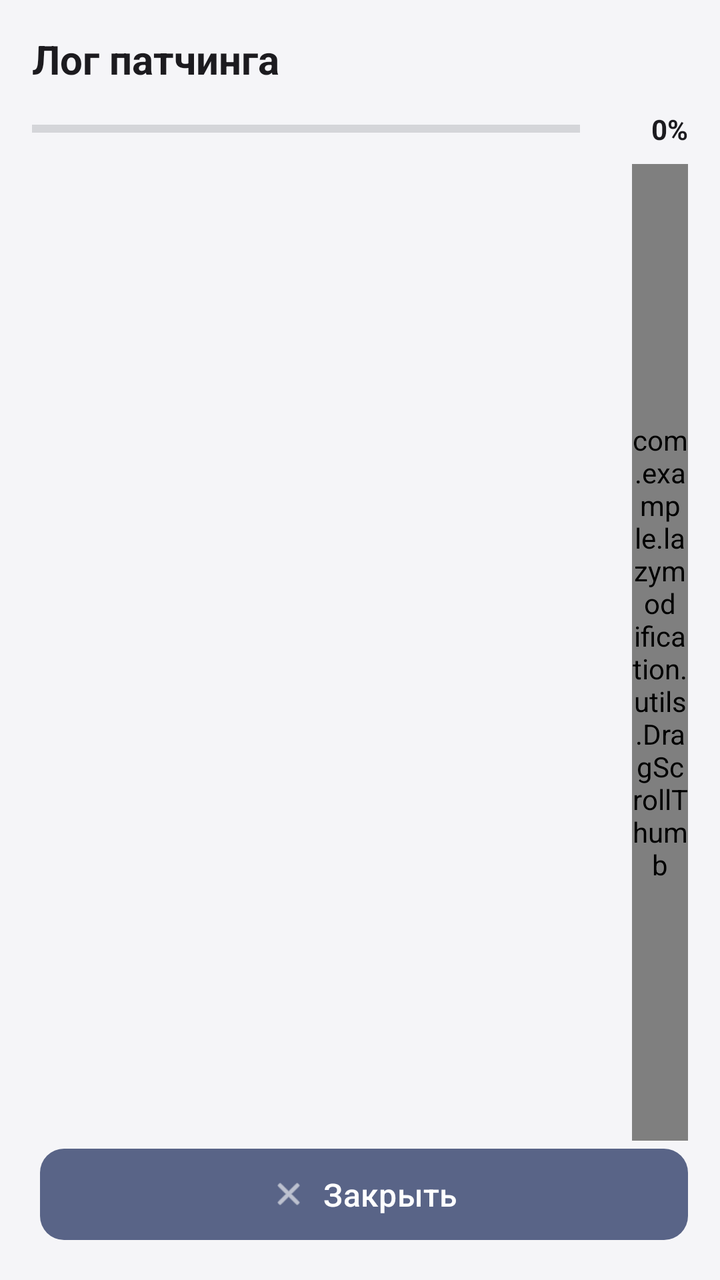
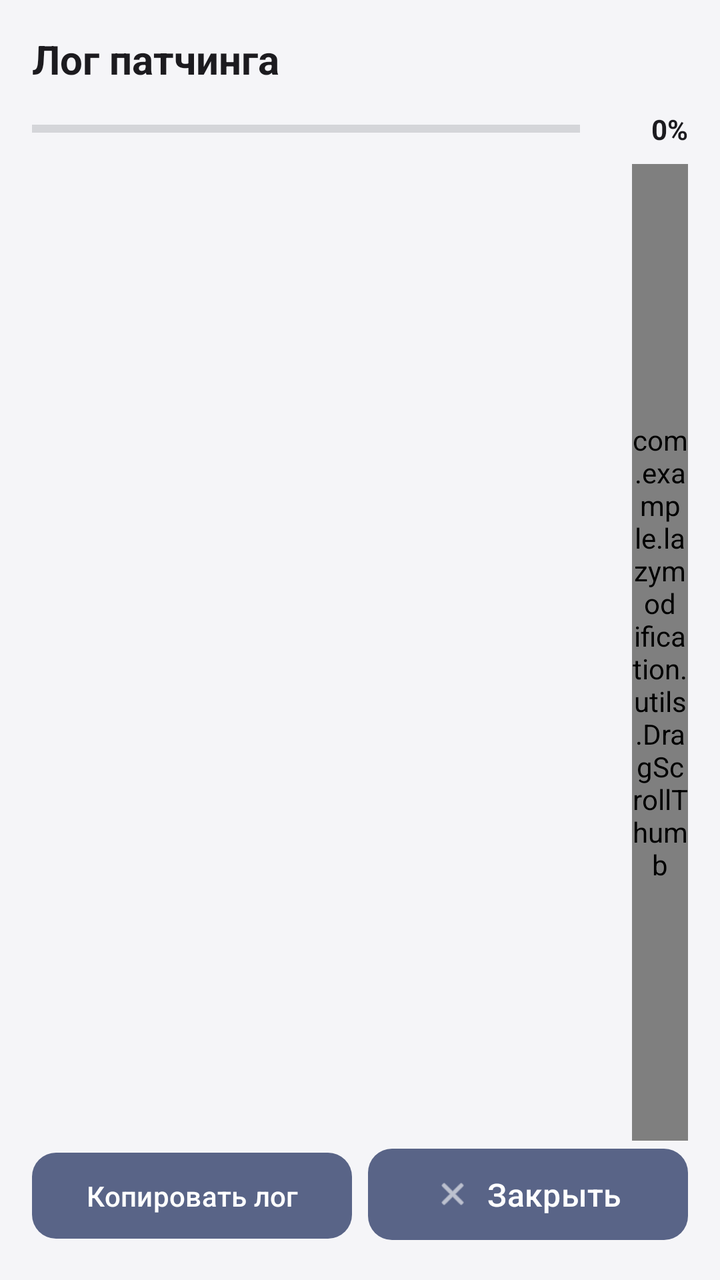

Before-and-after screenshots of an Android layout around one commit, followed by the original layout XML and the change that was made.
<!-- AndroidManifest.xml: activity theme Theme.LazyModification -->
<!-- res/layout/activity_log.xml -->
<?xml version="1.0" encoding="utf-8"?>
<LinearLayout xmlns:android="http://schemas.android.com/apk/res/android"
    xmlns:app="http://schemas.android.com/apk/res-auto"
    android:layout_width="match_parent"
    android:layout_height="match_parent"
    android:orientation="vertical"
    android:padding="16dp">

    <TextView
        android:layout_width="wrap_content"
        android:layout_height="wrap_content"
        android:text="@string/patching_log"
        android:textSize="20sp"
        android:textStyle="bold"
        android:textColor="?attr/colorOnSurface"
        android:layout_marginBottom="12dp"/>

    <LinearLayout
        android:id="@+id/stageBox"
        android:layout_width="match_parent"
        android:layout_height="wrap_content"
        android:layout_marginBottom="8dp"
        android:orientation="vertical"
        android:visibility="gone">

        <TextView
            android:id="@+id/tvStage"
            android:layout_width="match_parent"
            android:layout_height="wrap_content"
            android:textColor="?attr/colorOnSurface"
            android:textSize="15sp"
            android:textStyle="bold" />

        <TextView
            android:id="@+id/tvStageDetail"
            android:layout_width="match_parent"
            android:layout_height="wrap_content"
            android:textColor="?attr/colorOnSurfaceVariant"
            android:textSize="12sp" />
    </LinearLayout>

    <LinearLayout
        android:layout_width="match_parent"
        android:layout_height="wrap_content"
        android:layout_marginBottom="8dp"
        android:gravity="center_vertical"
        android:orientation="horizontal">

        <ProgressBar
            android:id="@+id/progressBar"
            style="?android:attr/progressBarStyleHorizontal"
            android:layout_width="0dp"
            android:layout_height="wrap_content"
            android:layout_weight="1"
            android:max="100"
            android:maxHeight="16dp"
            android:minHeight="16dp"
            android:progress="0"
            android:progressBackgroundTint="?attr/colorOutline"
            android:progressTint="?attr/colorPrimary"
            android:visibility="visible"
            android:indeterminate="false" />

        <TextView
            android:id="@+id/tvStagePercent"
            android:layout_width="wrap_content"
            android:layout_height="wrap_content"
            android:layout_marginStart="10dp"
            android:gravity="end"
            android:minWidth="44dp"
            android:text="0%"
            android:textColor="?attr/colorOnSurface"
            android:textSize="14sp"
            android:textStyle="bold" />
    </LinearLayout>

    <FrameLayout
        android:layout_width="match_parent"
        android:layout_height="0dp"
        android:layout_weight="1">

        <ScrollView
            android:id="@+id/scrollView"
            android:layout_width="match_parent"
            android:layout_height="match_parent"
            android:scrollbars="none"
            android:padding="12dp">

            <TextView
                android:id="@+id/tvLog"
                android:layout_width="match_parent"
                android:layout_height="wrap_content"
                android:textSize="12sp"
                android:fontFamily="monospace"
                android:textColor="?attr/colorOnSurface"/>
        </ScrollView>

        <com.example.lazymodification.utils.DragScrollThumb
            android:id="@+id/logScrollThumb"
            android:layout_width="28dp"
            android:layout_height="match_parent"
            android:layout_gravity="end" />
    </FrameLayout>

    
    <com.google.android.material.button.MaterialButton
        android:id="@+id/btnInstall"
        android:layout_width="match_parent"
        android:layout_height="wrap_content"
        android:text="@string/install"
        android:textSize="16sp"
        android:padding="14dp"
        android:layout_marginTop="12dp"
        android:layout_marginBottom="8dp"
        android:visibility="gone"
        app:icon="@android:drawable/ic_menu_upload"
        app:iconGravity="textStart"
        app:iconPadding="8dp"/>

    
    <LinearLayout
        android:layout_width="match_parent"
        android:layout_height="wrap_content"
        android:orientation="horizontal">

        <com.google.android.material.button.MaterialButton
            android:id="@+id/btnSave"
            android:layout_width="0dp"
            android:layout_height="wrap_content"
            android:layout_weight="1"
            android:text="@string/save"
            android:textSize="16sp"
            android:padding="12dp"
            android:layout_marginEnd="4dp"
            android:visibility="gone"
            app:icon="@android:drawable/ic_menu_save"
            app:iconGravity="textStart"
            app:iconPadding="8dp"/>

        <com.google.android.material.button.MaterialButton
            android:id="@+id/btnClose"
            android:layout_width="0dp"
            android:layout_height="wrap_content"
            android:layout_weight="1"
            android:text="@string/close"
            android:textSize="16sp"
            android:padding="12dp"
            android:layout_marginStart="4dp"
            app:icon="@android:drawable/ic_menu_close_clear_cancel"
            app:iconGravity="textStart"
            app:iconPadding="8dp"/>
    </LinearLayout>
</LinearLayout>
<!-- resources referenced by this layout -->
<resources>
  <string name="close">Закрыть</string>
  <string name="install">Установить</string>
  <string name="patching_log">Лог патчинга</string>
  <string name="save">Сохранить</string>
  <style name="Theme.LazyModification" parent="Base.Theme.LazyModification" />
  <style name="ThemeOverlay.LazyModification.Dialog" parent="ThemeOverlay.Material3.MaterialAlertDialog">
          <item name="shapeAppearanceOverlay">@style/ShapeAppearanceOverlay.LazyModification.Dialog</item>
          <item name="editTextStyle">@style/Widget.LazyModification.EditText</item>
          <item name="android:editTextStyle">@style/Widget.LazyModification.EditText</item>
      </style>
  <style name="Widget.LazyModification.EditText" parent="Widget.AppCompat.EditText">
          <item name="android:background">@drawable/rounded_input_background</item>
          <item name="android:backgroundTint">@null</item>
          <item name="backgroundTint">@null</item>
          <item name="android:textColor">?attr/colorOnSurface</item>
          <item name="android:textColorHint">?attr/colorOnSurfaceVariant</item>
          <item name="android:minHeight">56dp</item>
          <item name="android:padding">12dp</item>
      </style>
  <style name="Widget.LazyModification.Button" parent="Widget.Material3.Button">
          <item name="backgroundTint">#596487</item>
          <item name="android:textColor">#FFFFFF</item>
          <item name="iconTint">#FFFFFF</item>
          <item name="rippleColor">#33FFFFFF</item>
          <item name="cornerRadius">12dp</item>
      </style>
  <style name="Widget.LazyModification.Button.Outlined" parent="Widget.Material3.Button.OutlinedButton">
          <item name="strokeColor">#596487</item>
          <item name="android:textColor">#596487</item>
          <item name="iconTint">#596487</item>
          <item name="rippleColor">#1F596487</item>
          <item name="cornerRadius">12dp</item>
      </style>
  <style name="ShapeAppearanceOverlay.LazyModification.Dialog" parent="">
          <item name="cornerFamily">rounded</item>
          <item name="cornerSize">24dp</item>
      </style>
  <!-- drawable rounded_input_background (drawable) -->
  <selector xmlns:android="http://schemas.android.com/apk/res/android">
      <item android:state_focused="true">
          <shape>
              <solid android:color="?attr/colorSurface" />
              <stroke android:width="2dp" android:color="?attr/colorPrimary" />
              <corners android:radius="12dp" />
          </shape>
      </item>
      <item>
          <shape>
              <solid android:color="?attr/colorSurface" />
              <stroke android:width="1dp" android:color="?attr/colorOutline" />
              <corners android:radius="12dp" />
          </shape>
      </item>
  </selector>
  <!-- unchanged entries left out for length: 1 -->
</resources>

<!-- the commit's change to res/layout/activity_log.xml (unified diff, before → after) -->
@@ -36,6 +36,7 @@
             android:layout_width="match_parent"
             android:layout_height="wrap_content"
             android:textColor="?attr/colorOnSurfaceVariant"
+            android:textIsSelectable="true"
             android:textSize="12sp" />
     </LinearLayout>
 
@@ -91,6 +92,7 @@
                 android:layout_width="match_parent"
                 android:layout_height="wrap_content"
                 android:textSize="12sp"
+                android:textIsSelectable="true"
                 android:fontFamily="monospace"
                 android:textColor="?attr/colorOnSurface"/>
         </ScrollView>
@@ -124,6 +126,16 @@
         android:orientation="horizontal">
 
         <com.google.android.material.button.MaterialButton
+            android:id="@+id/btnCopy"
+            android:layout_width="0dp"
+            android:layout_height="wrap_content"
+            android:layout_weight="1"
+            android:text="@string/copy_log"
+            android:textSize="14sp"
+            android:padding="12dp"
+            android:layout_marginEnd="4dp"/>
+
+        <com.google.android.material.button.MaterialButton
             android:id="@+id/btnSave"
             android:layout_width="0dp"
             android:layout_height="wrap_content"
<!-- resource entries referenced after the edit -->
@@ -1,6 +1,7 @@
 <!-- resources referenced by this layout -->
 <resources>
   <string name="close">Закрыть</string>
+  <string name="copy_log">Копировать лог</string>
   <string name="install">Установить</string>
   <string name="patching_log">Лог патчинга</string>
   <string name="save">Сохранить</string>
